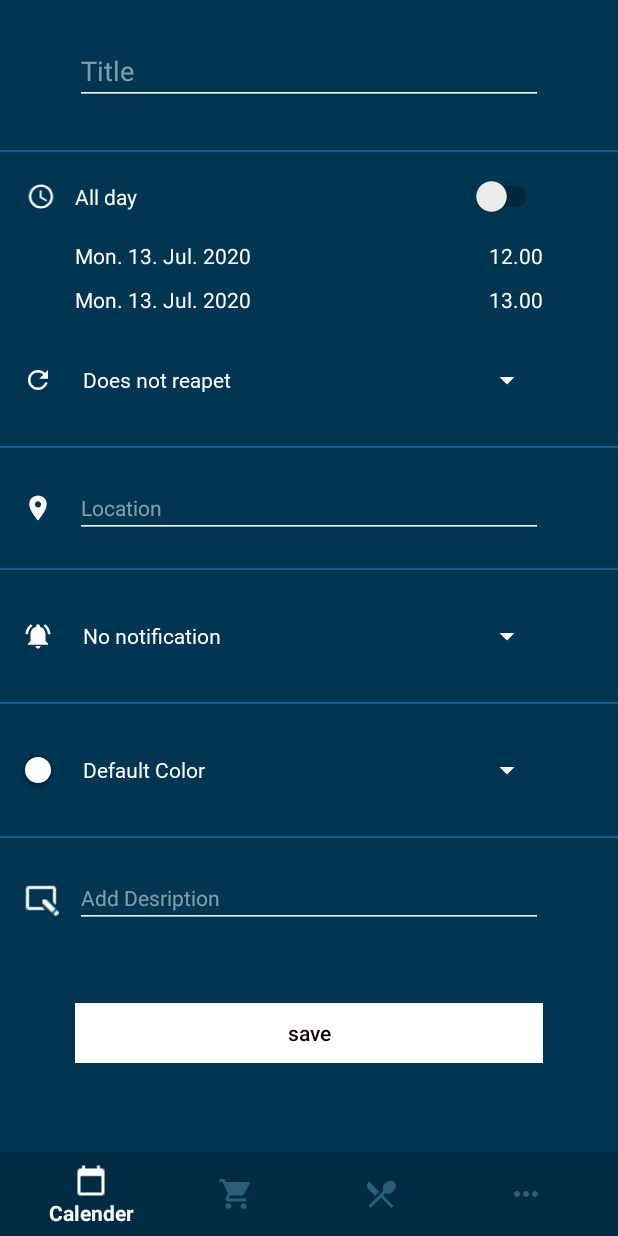
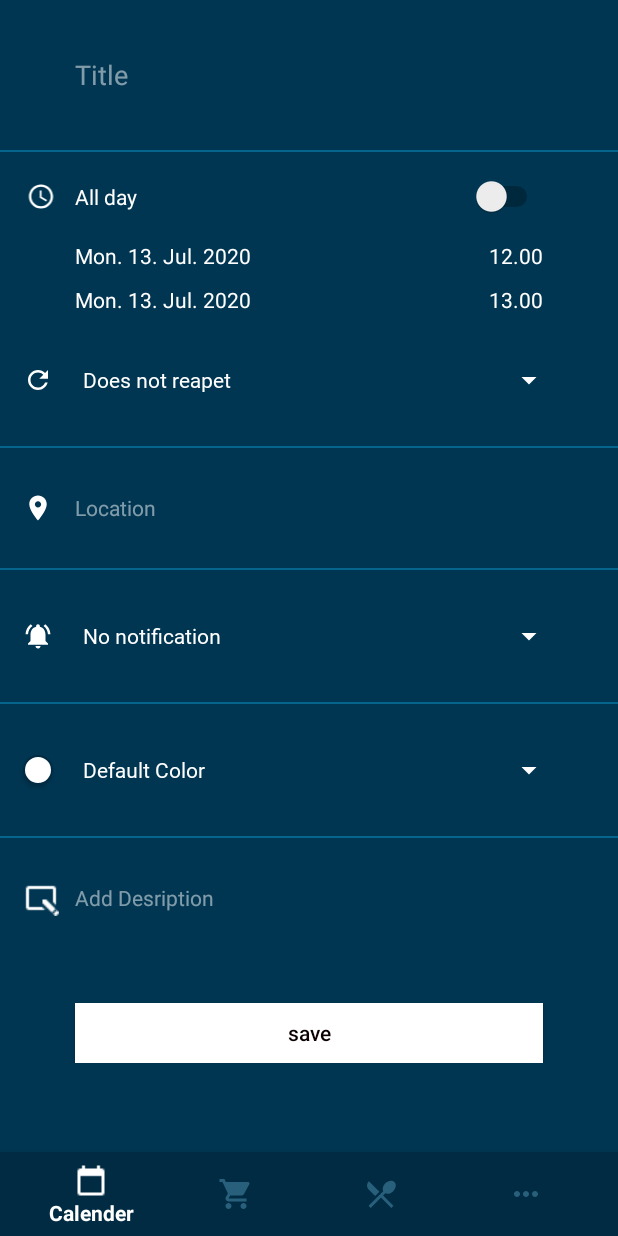
Before and after one commit to Joesofine/Dormcuments, an Android app: the fragment CreateEventFragment placed in its activity, on a phone screen of 412 x 824 dp. Run offline under Robolectric (Android 15) with nearby library versions, the phone set to English and light mode, and no system bars; our stand-ins replace Firebase (no records; nobody signed in at launch, a user with empty details on screens opened directly), navigation-ui.

Commit message:
createevent layout

```diff
--- a/app/src/main/res/layout/fragment_create_event.xml
+++ b/app/src/main/res/layout/fragment_create_event.xml
@@ -37,9 +37,10 @@
                 android:layout_width="0dp"
                 android:layout_height="wrap_content"
                 android:layout_marginTop="20dp"
+                android:layout_marginEnd="35dp"
+                android:layout_marginRight="35dp"
                 app:backgroundTint="@color/White"
-                app:layout_constraintEnd_toEndOf="@+id/timeEnd"
-                app:layout_constraintHorizontal_bias="0.403"
+                app:layout_constraintEnd_toEndOf="parent"
                 app:layout_constraintStart_toStartOf="@+id/dateEnd"
                 app:layout_constraintTop_toBottomOf="@+id/dateEnd" />
 
@@ -84,6 +85,7 @@
                 android:layout_width="0dp"
                 android:layout_height="40dp"
                 android:layout_marginTop="20dp"
+                android:background="@android:color/transparent"
                 android:drawablePadding="10dp"
                 android:hint="Add Desription"
                 android:inputType="textLongMessage|textMultiLine|textCapSentences"
@@ -92,7 +94,7 @@
                 android:textColorHint="@color/lightHint"
                 android:textSize="14sp"
                 app:backgroundTint="@color/White"
-                app:layout_constraintEnd_toEndOf="@+id/spinner_color"
+                app:layout_constraintEnd_toEndOf="@+id/location"
                 app:layout_constraintStart_toStartOf="@+id/spinner_color"
                 app:layout_constraintTop_toBottomOf="@+id/divider17" />
 
@@ -125,6 +127,7 @@
                 android:layout_width="0dp"
                 android:layout_height="40dp"
                 android:layout_marginTop="20dp"
+                android:background="@android:color/transparent"
                 android:drawablePadding="10dp"
                 android:hint="Location"
                 android:inputType="textLongMessage|textMultiLine|textCapSentences"
@@ -133,7 +136,8 @@
                 android:textColorHint="@color/lightHint"
                 android:textSize="14sp"
                 app:backgroundTint="@color/White"
-                app:layout_constraintEnd_toEndOf="@+id/spinner_repeat"
+                app:layout_constraintEnd_toEndOf="@+id/timeEnd"
+                app:layout_constraintHorizontal_bias="0.0"
                 app:layout_constraintStart_toStartOf="@+id/spinner_repeat"
                 app:layout_constraintTop_toBottomOf="@+id/divider14" />
 
@@ -205,6 +209,7 @@
                 android:id="@+id/eventTitle"
                 android:layout_width="0dp"
                 android:layout_height="40dp"
+                android:background="@android:color/transparent"
                 android:drawablePadding="10dp"
                 android:hint="Title"
                 android:inputType="textLongMessage|textMultiLine|textCapSentences"
@@ -329,7 +334,7 @@
                 android:layout_height="wrap_content"
                 android:layout_marginTop="20dp"
                 app:backgroundTint="@color/White"
-                app:layout_constraintEnd_toEndOf="@+id/location"
+                app:layout_constraintEnd_toEndOf="@+id/spinner_repeat"
                 app:layout_constraintHorizontal_bias="0.403"
                 app:layout_constraintStart_toStartOf="@+id/location"
                 app:layout_constraintTop_toBottomOf="@+id/divider15" />
```
